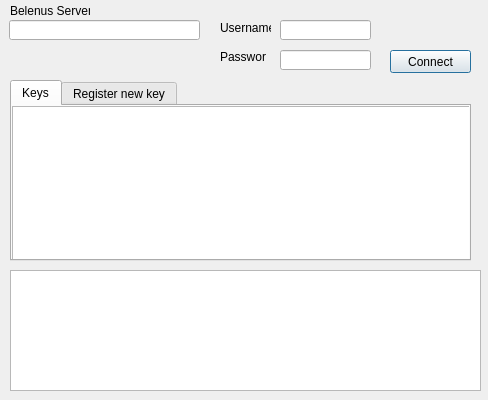
Old version of the form serveradmin/mainwindow.ui in the repository tbikfalvi/Belenus.
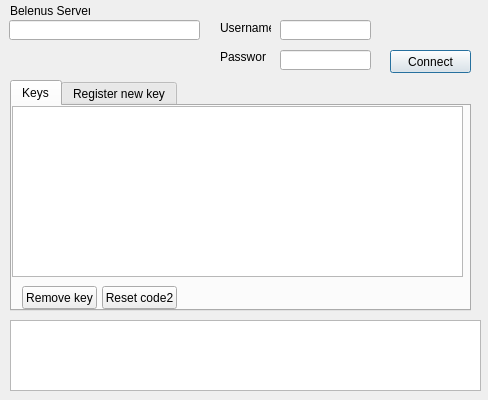
New version of the form.

The edit to the form file:
```diff
--- a/serveradmin/mainwindow.ui
+++ b/serveradmin/mainwindow.ui
@@ -92,9 +92,9 @@
    <property name="geometry">
     <rect>
      <x>10</x>
-     <y>270</y>
+     <y>320</y>
      <width>471</width>
-     <height>121</height>
+     <height>71</height>
     </rect>
    </property>
   </widget>
@@ -153,7 +153,7 @@
      <x>10</x>
      <y>80</y>
      <width>461</width>
-     <height>181</height>
+     <height>231</height>
     </rect>
    </property>
    <property name="currentIndex">
@@ -163,14 +163,91 @@
     <attribute name="title">
      <string>Keys</string>
     </attribute>
-    <widget class="QListWidget" name="licenseKeys">
+    <widget class="QTableView" name="licenseKeys">
      <property name="geometry">
       <rect>
        <x>0</x>
        <y>0</y>
-       <width>461</width>
-       <height>161</height>
+       <width>451</width>
+       <height>171</height>
       </rect>
+     </property>
+     <property name="autoScroll">
+      <bool>true</bool>
+     </property>
+     <property name="editTriggers">
+      <set>QAbstractItemView::NoEditTriggers</set>
+     </property>
+     <property name="showDropIndicator" stdset="0">
+      <bool>false</bool>
+     </property>
+     <property name="selectionMode">
+      <enum>QAbstractItemView::SingleSelection</enum>
+     </property>
+     <property name="selectionBehavior">
+      <enum>QAbstractItemView::SelectRows</enum>
+     </property>
+     <property name="verticalScrollMode">
+      <enum>QAbstractItemView::ScrollPerItem</enum>
+     </property>
+     <property name="horizontalScrollMode">
+      <enum>QAbstractItemView::ScrollPerPixel</enum>
+     </property>
+     <property name="showGrid">
+      <bool>false</bool>
+     </property>
+     <property name="gridStyle">
+      <enum>Qt::NoPen</enum>
+     </property>
+     <property name="wordWrap">
+      <bool>false</bool>
+     </property>
+     <property name="cornerButtonEnabled">
+      <bool>false</bool>
+     </property>
+     <attribute name="horizontalHeaderVisible">
+      <bool>true</bool>
+     </attribute>
+     <attribute name="verticalHeaderVisible">
+      <bool>true</bool>
+     </attribute>
+     <attribute name="verticalHeaderHighlightSections">
+      <bool>true</bool>
+     </attribute>
+     <attribute name="verticalHeaderVisible">
+      <bool>true</bool>
+     </attribute>
+     <attribute name="horizontalHeaderVisible">
+      <bool>true</bool>
+     </attribute>
+     <attribute name="verticalHeaderHighlightSections">
+      <bool>true</bool>
+     </attribute>
+    </widget>
+    <widget class="QPushButton" name="bRemoveKey">
+     <property name="geometry">
+      <rect>
+       <x>10</x>
+       <y>180</y>
+       <width>75</width>
+       <height>23</height>
+      </rect>
+     </property>
+     <property name="text">
+      <string>Remove key</string>
+     </property>
+    </widget>
+    <widget class="QPushButton" name="bResetCode2">
+     <property name="geometry">
+      <rect>
+       <x>90</x>
+       <y>180</y>
+       <width>75</width>
+       <height>23</height>
+      </rect>
+     </property>
+     <property name="text">
+      <string>Reset code2</string>
      </property>
     </widget>
    </widget>
```
Left out of the diff: 6 changed lines with no effect on the pictures.
